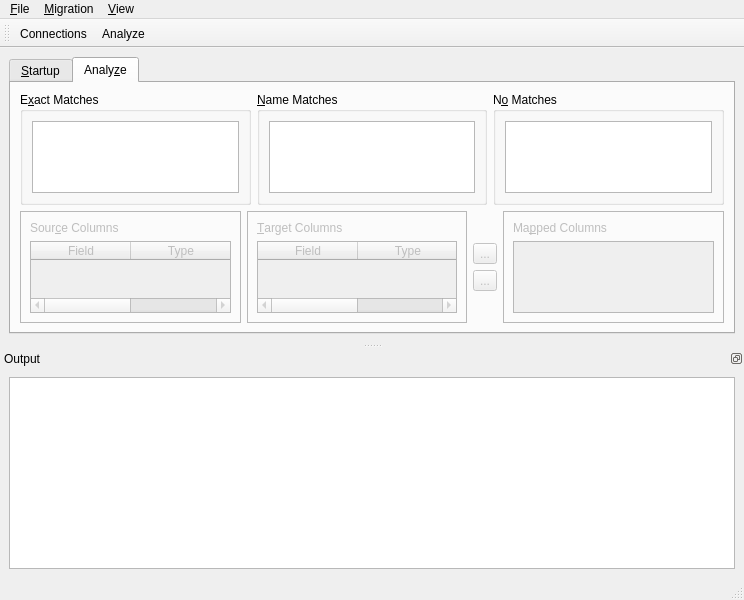
Before: the Qt Designer form ui/migrainewindow.ui in kandalf/migraine, drawn with Qt 5.
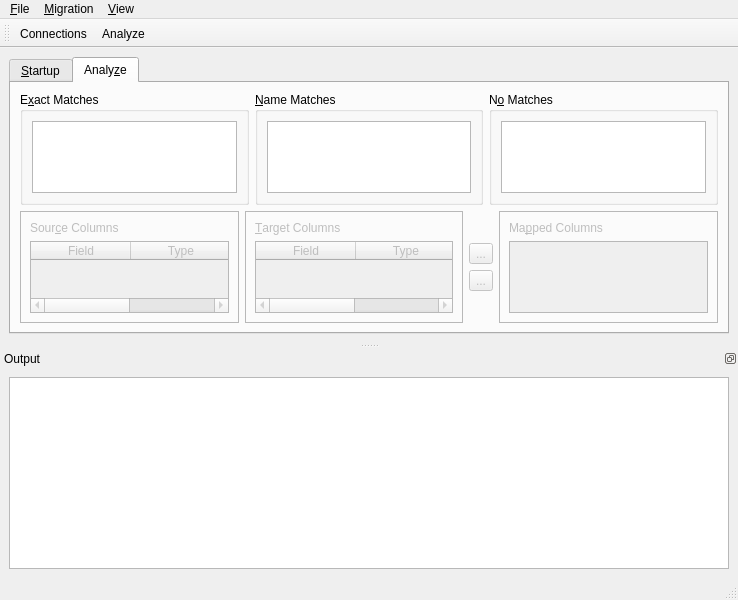
After: the same form once the commit is applied. The open tabs and pages were chosen to show the change. Icons and pictures are not drawn.

```diff
--- a/ui/migrainewindow.ui
+++ b/ui/migrainewindow.ui
@@ -5,7 +5,7 @@
    <rect>
     <x>0</x>
     <y>0</y>
-    <width>744</width>
+    <width>738</width>
     <height>600</height>
    </rect>
   </property>
@@ -388,6 +388,18 @@
                  <property name="editTriggers" >
                   <set>QAbstractItemView::NoEditTriggers</set>
                  </property>
+                 <property name="tabKeyNavigation" >
+                  <bool>true</bool>
+                 </property>
+                 <property name="alternatingRowColors" >
+                  <bool>true</bool>
+                 </property>
+                 <property name="autoExpandDelay" >
+                  <number>1</number>
+                 </property>
+                 <property name="animated" >
+                  <bool>true</bool>
+                 </property>
                 </widget>
                </item>
               </layout>
@@ -408,7 +420,7 @@
     <rect>
      <x>0</x>
      <y>0</y>
-     <width>744</width>
+     <width>738</width>
      <height>25</height>
     </rect>
    </property>
@@ -444,8 +456,8 @@
    </property>
    <property name="minimumSize" >
     <size>
-     <width>84</width>
-     <height>104</height>
+     <width>92</width>
+     <height>111</height>
     </size>
    </property>
    <property name="floating" >
```
